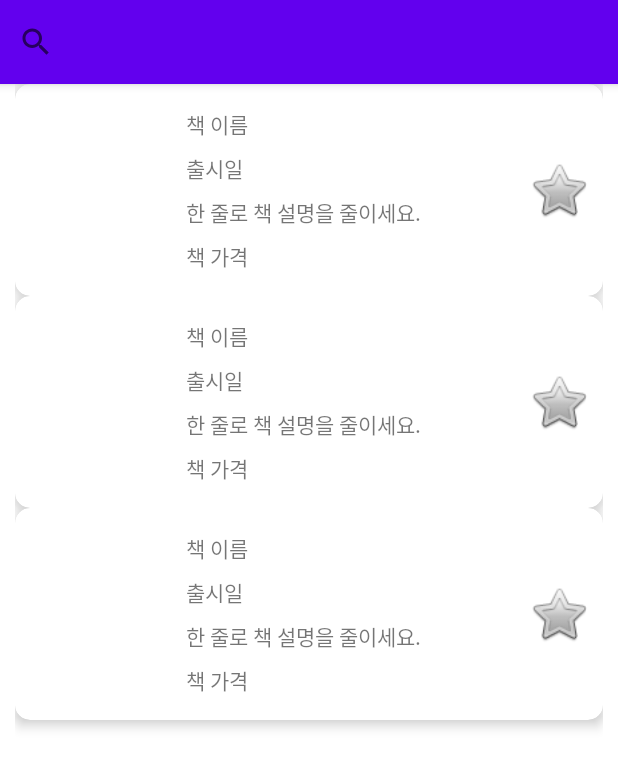
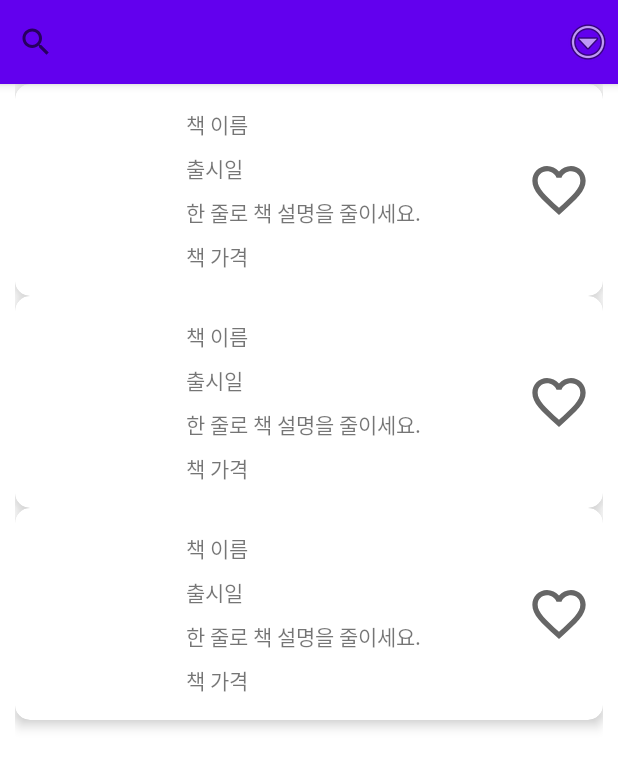
Before and after one commit to yongju-jin/SearchBook, an Android app: the layout fragment_search.xml on its own in the app's theme, with its tools: preview values and no code run, on a phone screen of 412 x 824 dp. Shown: the top 768 px of the screen. Run offline under Robolectric (Android 15) with nearby library versions, the phone set to English and light mode, and no system bars.

Commit message:
Add bottom sheet ui

```diff
--- /dev/null
+++ b/app/src/main/res/drawable/ic_baseline_favorite_border_24.xml
@@ -0,0 +1,10 @@
+<vector xmlns:android="http://schemas.android.com/apk/res/android"
+    android:width="24dp"
+    android:height="24dp"
+    android:viewportWidth="24"
+    android:viewportHeight="24"
+    android:tint="?attr/colorControlNormal">
+  <path
+      android:fillColor="@android:color/white"
+      android:pathData="M16.5,3c-1.74,0 -3.41,0.81 -4.5,2.09C10.91,3.81 9.24,3 7.5,3 4.42,3 2,5.42 2,8.5c0,3.78 3.4,6.86 8.55,11.54L12,21.35l1.45,-1.32C18.6,15.36 22,12.28 22,8.5 22,5.42 19.58,3 16.5,3zM12.1,18.55l-0.1,0.1 -0.1,-0.1C7.14,14.24 4,11.39 4,8.5 4,6.5 5.5,5 7.5,5c1.54,0 3.04,0.99 3.57,2.36h1.87C13.46,5.99 14.96,5 16.5,5c2,0 3.5,1.5 3.5,3.5 0,2.89 -3.14,5.74 -7.9,10.05z"/>
+</vector>
--- a/app/src/main/res/layout/fragment_search.xml
+++ b/app/src/main/res/layout/fragment_search.xml
@@ -2,6 +2,13 @@
 <layout xmlns:android="http://schemas.android.com/apk/res/android"
     xmlns:app="http://schemas.android.com/apk/res-auto"
     xmlns:tools="http://schemas.android.com/tools">
+
+    <data>
+
+        <variable
+            name="vm"
+            type="com.yongju.lib.presentation.ui.search.SearchViewModel" />
+    </data>
 
     <androidx.coordinatorlayout.widget.CoordinatorLayout
         android:layout_width="match_parent"
@@ -15,9 +22,34 @@
                 android:layout_width="match_parent"
                 android:layout_height="wrap_content">
 
-                <androidx.appcompat.widget.SearchView
+                <androidx.constraintlayout.widget.ConstraintLayout
                     android:layout_width="match_parent"
-                    android:layout_height="?attr/actionBarSize" />
+                    android:layout_height="?attr/actionBarSize">
+
+                    <androidx.appcompat.widget.SearchView
+                        android:id="@+id/search"
+                        android:layout_width="0dp"
+                        android:layout_height="match_parent"
+                        app:layout_constraintBottom_toBottomOf="parent"
+                        app:layout_constraintEnd_toStartOf="@id/iv_menu"
+                        app:layout_constraintStart_toStartOf="parent"
+                        app:layout_constraintTop_toTopOf="parent" />
+
+                    <ImageView
+                        android:id="@+id/iv_menu"
+                        android:layout_width="wrap_content"
+                        android:layout_height="0dp"
+                        android:onClick="@{() -> vm.showSearchMethodMenu()}"
+                        android:paddingStart="4dp"
+                        android:paddingEnd="4dp"
+                        android:src="@android:drawable/ic_menu_more"
+                        app:layout_constraintBottom_toBottomOf="parent"
+                        app:layout_constraintEnd_toEndOf="parent"
+                        app:layout_constraintStart_toEndOf="@id/search"
+                        app:layout_constraintTop_toTopOf="parent" />
+
+                </androidx.constraintlayout.widget.ConstraintLayout>
+
             </com.google.android.material.appbar.CollapsingToolbarLayout>
         </com.google.android.material.appbar.AppBarLayout>
 
--- a/app/src/main/res/layout/item_book_list_info.xml
+++ b/app/src/main/res/layout/item_book_list_info.xml
@@ -102,7 +102,7 @@
                 android:layout_height="0dp"
                 android:layout_marginStart="8dp"
                 android:layout_marginEnd="8dp"
-                android:src="@android:drawable/btn_star_big_off"
+                android:src="@drawable/ic_baseline_favorite_border_24"
                 app:layout_constraintBottom_toBottomOf="parent"
                 app:layout_constraintEnd_toEndOf="parent"
                 app:layout_constraintStart_toStartOf="@id/guide_favorite_start"
--- a/app/src/main/res/values/strings.xml
+++ b/app/src/main/res/values/strings.xml
@@ -1,3 +1,8 @@
 <resources>
     <string name="app_name">Lib</string>
+
+    <string name="dialog_search_method_title">책 제목</string>
+    <string name="dialog_search_method_isbn">ISBN</string>
+    <string name="dialog_search_method_publisher">출판사</string>
+    <string name="dialog_search_method_person">저자</string>
 </resources>
```
Also changed, not shown: app/src/main/java/com/yongju/lib/presentation/ui/search/SearchFragment.kt (+30 -1 lines), app/src/main/java/com/yongju/lib/presentation/ui/search/SearchMethodBottomSheet.kt (added, +29 -0 lines), app/src/main/java/com/yongju/lib/presentation/ui/search/SearchViewModel.kt (+11 -0 lines), app/src/main/java/com/yongju/lib/presentation/util/TextView.kt (+16 -0 lines), app/src/main/java/com/yongju/lib/presentation/util/View.kt (added, +11 -0 lines), app/src/main/res/drawable/ic_baseline_check_24.xml (added, +10 -0 lines), app/src/main/res/layout/dialog_search_method.xml (added, +60 -0 lines), app/src/main/res/layout/view_search_method.xml (added, +56 -0 lines), app/src/main/res/values/styles.xml (added, +11 -0 lines).
